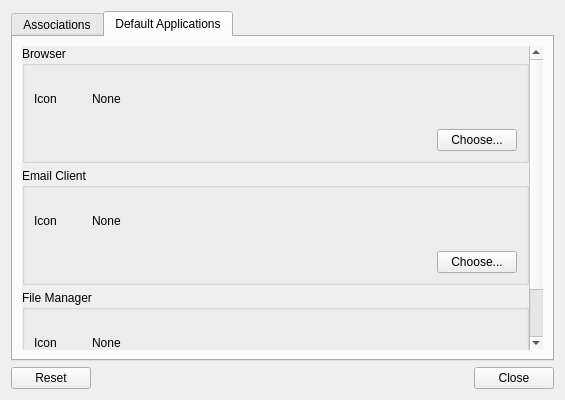
Above: lxqt-config-file-associations/mimetypeviewer.ui from lxqt/lxqt-config before the change. Below: the same form after it.
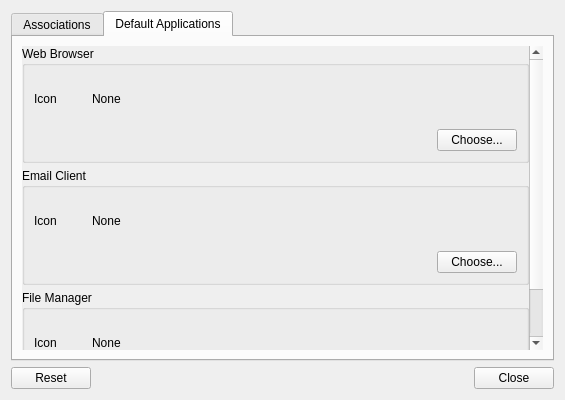
That is the form after the change. The open tabs and pages were chosen to show the change.

Patch:
```diff
--- a/lxqt-config-file-associations/mimetypeviewer.ui
+++ b/lxqt-config-file-associations/mimetypeviewer.ui
@@ -344,7 +344,7 @@
            <item>
             <widget class="QGroupBox" name="browserGroupBox">
              <property name="title">
-              <string>Browser</string>
+              <string>Web Browser</string>
              </property>
              <layout class="QGridLayout" name="gridLayout_2">
               <item row="0" column="0">
```
